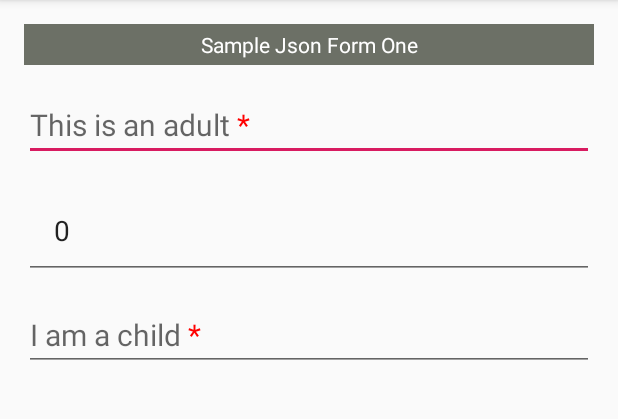
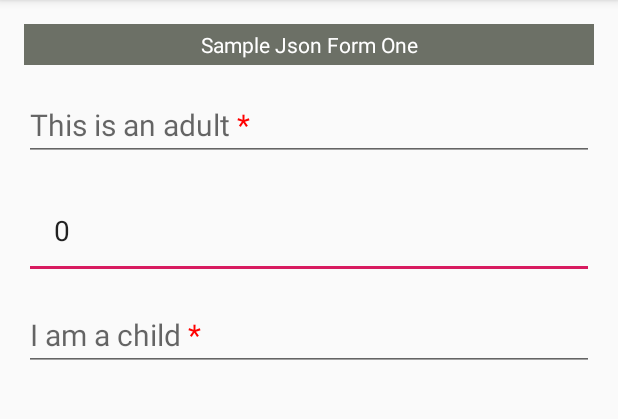
Before and after one commit to ellykits/neat-form, an Android app: the screen it shows after launch (MainActivity), on a phone screen of 412 x 824 dp, the part 84-503 px from its top. Run offline under Robolectric (Android 15) with nearby library versions, the phone set to English and light mode, and no system bars; our stand-ins replace RxJava, Timber; libraries missing offline, so code that uses them is left out: org.jeasy.rules, org.mvel2; 10 statements that could not run were skipped.

Commit message:
fix app crash

```diff
--- a/neatformcore/build.gradle
+++ b/neatformcore/build.gradle
@@ -62,13 +62,14 @@ dependencies {
     //Presentation and core layer
     api 'com.android.support:appcompat-v7:28.0.0'
     api 'com.android.support.constraint:constraint-layout:1.1.3'
+    api 'com.android.support:design:28.0.0'
     api 'com.jakewharton.timber:timber:4.7.1'
     api 'io.reactivex.rxjava2:rxandroid:2.1.1'
     api 'io.reactivex.rxjava2:rxjava:2.2.9'
     api 'org.jeasy:easy-rules-core:3.3.0'
     api 'org.jeasy:easy-rules-mvel:3.3.0'
     api 'com.google.code.gson:gson:2.8.5'
-
+    api 'com.jaredrummler:material-spinner:1.3.1'
     //Data layer
     api "android.arch.persistence.room:runtime:$room_version"
     api "android.arch.persistence.room:rxjava2:$room_version"
--- a/neatformcore/src/main/java/com/nerdstone/neatformcore/rules/NFormRulesHandler.kt
+++ b/neatformcore/src/main/java/com/nerdstone/neatformcore/rules/NFormRulesHandler.kt
@@ -55,9 +55,11 @@ class NFormRulesHandler private constructor() : RulesHandler {
             }
             .forEach { key ->
                 facts?.let {
-                    val value = facts.get<Boolean>("$key${Constants.RuleActions.VISIBILITY}")
-                    val view = formBuilder.mainLayout.findViewById<View>(viewIdsMap[key]!!)
-                    changeVisibility(value, view)
+                    val value = it.get<Boolean>("$key${Constants.RuleActions.VISIBILITY}")
+                    if (viewIdsMap.containsKey(key)) {
+                        viewIdsMap[key]?.let { id -> formBuilder.mainLayout.findViewById<View>(id) }
+                            ?.also { view -> changeVisibility(value, view) }
+                    }
                 }
             }
     }
--- a/neatformcore/src/main/java/com/nerdstone/neatformcore/rules/RulesFactory.kt
+++ b/neatformcore/src/main/java/com/nerdstone/neatformcore/rules/RulesFactory.kt
@@ -76,7 +76,7 @@ class RulesFactory private constructor() : RuleListener {
         facts.put(currentViewDetails.name, currentViewDetails.value)
     }
 
-    private fun fireRules() {
+    fun fireRules() {
         rulesEngine.fire(Rules(executableRulesList), facts)
         rulesHandler.hideOrShowViews(facts)
     }
--- a/neatformcore/src/main/java/com/nerdstone/neatformcore/views/builders/EditTextViewBuilder.kt
+++ b/neatformcore/src/main/java/com/nerdstone/neatformcore/views/builders/EditTextViewBuilder.kt
@@ -66,9 +66,11 @@ class EditTextViewBuilder(override val nFormView: NFormView) : ViewBuilder {
                 EditTextProperties.TEXT_SIZE.name ->
                     textSize = (attribute.value as String).toFloat()
 
-                EditTextProperties.TEXT.name ->
+                EditTextProperties.TEXT.name -> {
                     setText(attribute.value.toString())
-
+                    requestFocus()
+                    editTextNFormView.dataActionListener?.onPassData(editTextNFormView.viewDetails)
+                }
             }
         }
     }
```
Also changed, not shown: app/src/main/assets/sample/sample_one_form.json (+7 -6 lines).
